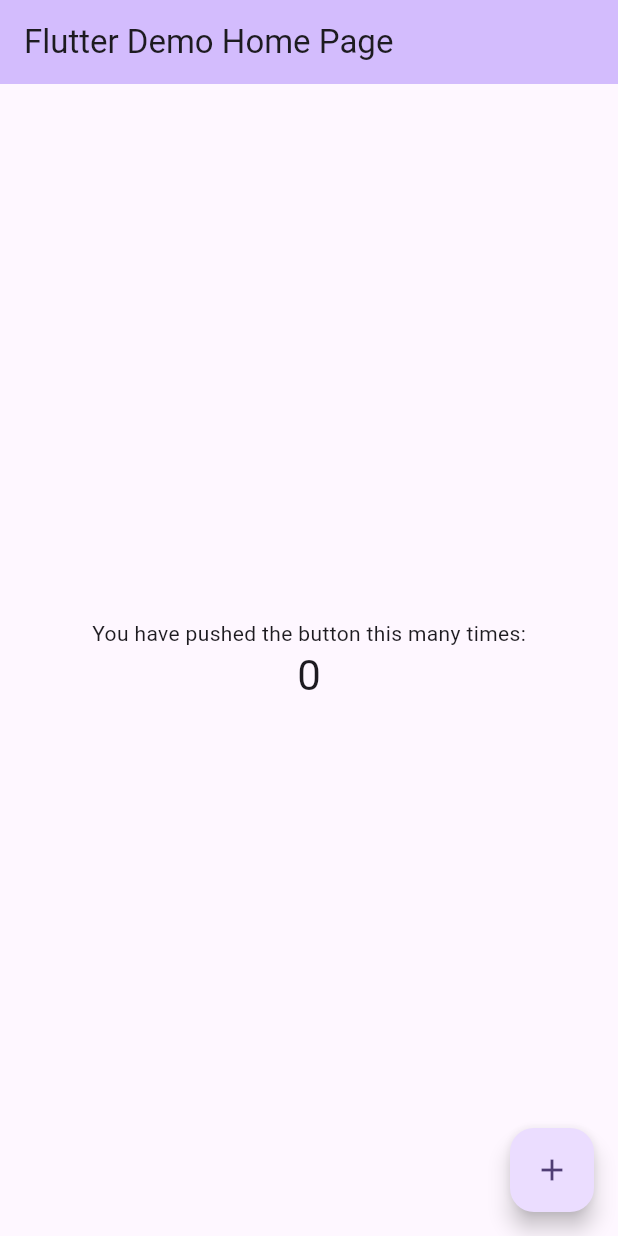
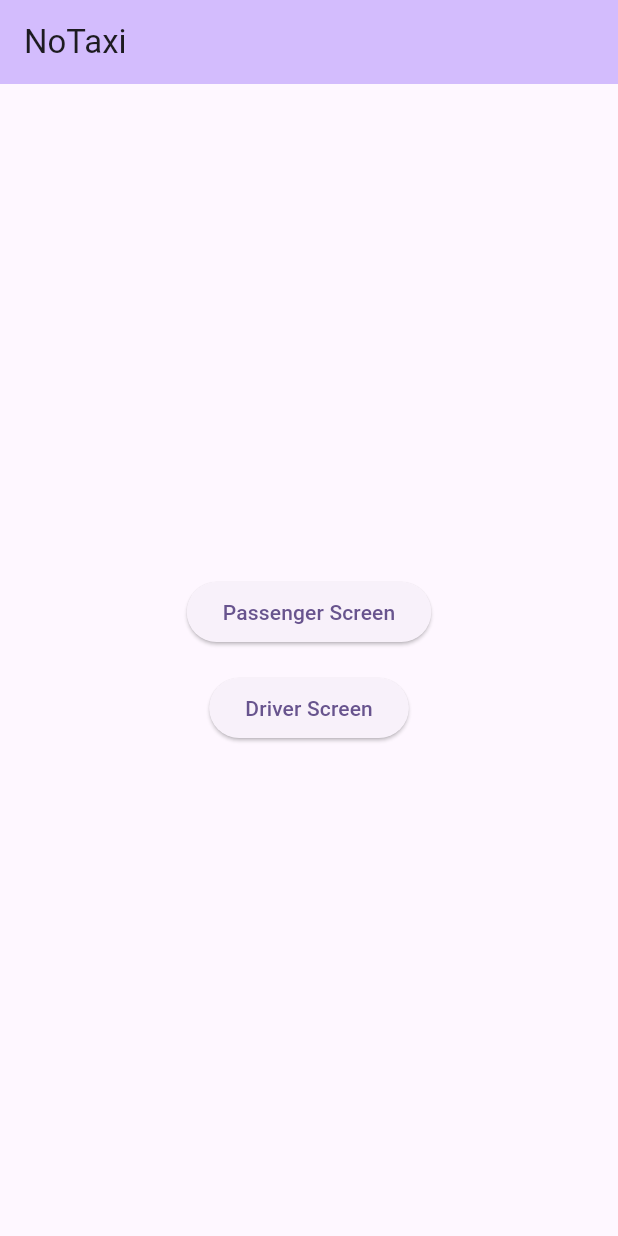
Before and after one commit to TunahanDso/NoTaxi, a Flutter app: the screen it shows after launch, on a phone screen of 412 x 824 dp. Run offline on Flutter 3.47's test engine with Material 3 defaults, Android fonts, the phone set to English and light mode, and no system bars.

Commit message:
Add ride request model and screens

```diff
--- a/mobile/lib/main.dart
+++ b/mobile/lib/main.dart
@@ -1,4 +1,7 @@
 import 'package:flutter/material.dart';
+
+import 'screens/driver_screen.dart';
+import 'screens/passenger_screen.dart';
 
 void main() {
   runApp(const MyApp());
@@ -7,116 +10,58 @@ void main() {
 class MyApp extends StatelessWidget {
   const MyApp({super.key});
 
-  // This widget is the root of your application.
   @override
   Widget build(BuildContext context) {
     return MaterialApp(
-      title: 'Flutter Demo',
+      title: 'NoTaxi',
       theme: ThemeData(
-        // This is the theme of your application.
-        //
-        // TRY THIS: Try running your application with "flutter run". You'll see
-        // the application has a purple toolbar. Then, without quitting the app,
-        // try changing the seedColor in the colorScheme below to Colors.green
-        // and then invoke "hot reload" (save your changes or press the "hot
-        // reload" button in a Flutter-supported IDE, or press "r" if you used
-        // the command line to start the app).
-        //
-        // Notice that the counter didn't reset back to zero; the application
-        // state is not lost during the reload. To reset the state, use hot
-        // restart instead.
-        //
-        // This works for code too, not just values: Most code changes can be
-        // tested with just a hot reload.
         colorScheme: ColorScheme.fromSeed(seedColor: Colors.deepPurple),
       ),
-      home: const MyHomePage(title: 'Flutter Demo Home Page'),
+      home: const MyHomePage(title: 'NoTaxi'),
     );
   }
 }
 
-class MyHomePage extends StatefulWidget {
+class MyHomePage extends StatelessWidget {
   const MyHomePage({super.key, required this.title});
-
-  // This widget is the home page of your application. It is stateful, meaning
-  // that it has a State object (defined below) that contains fields that affect
-  // how it looks.
-
-  // This class is the configuration for the state. It holds the values (in this
-  // case the title) provided by the parent (in this case the App widget) and
-  // used by the build method of the State. Fields in a Widget subclass are
-  // always marked "final".
 
   final String title;
 
-  @override
-  State<MyHomePage> createState() => _MyHomePageState();
-}
+  void _openPassenger(BuildContext context) {
+    Navigator.of(context).push(
+      MaterialPageRoute(builder: (_) => const PassengerScreen()),
+    );
+  }
 
-class _MyHomePageState extends State<MyHomePage> {
-  int _counter = 0;
-
-  void _incrementCounter() {
-    setState(() {
-      // This call to setState tells the Flutter framework that something has
-      // changed in this State, which causes it to rerun the build method below
-      // so that the display can reflect the updated values. If we changed
-      // _counter without calling setState(), then the build method would not be
-      // called again, and so nothing would appear to happen.
-      _counter++;
-    });
+  void _openDriver(BuildContext context) {
+    Navigator.of(context).push(
+      MaterialPageRoute(builder: (_) => const DriverScreen()),
+    );
   }
 
   @override
   Widget build(BuildContext context) {
-    // This method is rerun every time setState is called, for instance as done
-    // by the _incrementCounter method above.
-    //
-    // The Flutter framework has been optimized to make rerunning build methods
-    // fast, so that you can just rebuild anything that needs updating rather
-    // than having to individually change instances of widgets.
     return Scaffold(
       appBar: AppBar(
-        // TRY THIS: Try changing the color here to a specific color (to
-        // Colors.amber, perhaps?) and trigger a hot reload to see the AppBar
-        // change color while the other colors stay the same.
         backgroundColor: Theme.of(context).colorScheme.inversePrimary,
-        // Here we take the value from the MyHomePage object that was created by
-        // the App.build method, and use it to set our appbar title.
-        title: Text(widget.title),
+        title: Text(title),
       ),
       body: Center(
-        // Center is a layout widget. It takes a single child and positions it
-        // in the middle of the parent.
         child: Column(
-          // Column is also a layout widget. It takes a list of children and
-          // arranges them vertically. By default, it sizes itself to fit its
-          // children horizontally, and tries to be as tall as its parent.
-          //
-          // Column has various properties to control how it sizes itself and
-          // how it positions its children. Here we use mainAxisAlignment to
-          // center the children vertically; the main axis here is the vertical
-          // axis because Columns are vertical (the cross axis would be
-          // horizontal).
-          //
-          // TRY THIS: Invoke "debug painting" (choose the "Toggle Debug Paint"
-          // action in the IDE, or press "p" in the console), to see the
-          // wireframe for each widget.
           mainAxisAlignment: MainAxisAlignment.center,
-          children: <Widget>[
-            const Text('You have pushed the button this many times:'),
-            Text(
-              '$_counter',
-              style: Theme.of(context).textTheme.headlineMedium,
+          children: [
+            ElevatedButton(
+              onPressed: () => _openPassenger(context),
+              child: const Text('Passenger Screen'),
+            ),
+            const SizedBox(height: 16),
+            ElevatedButton(
+              onPressed: () => _openDriver(context),
+              child: const Text('Driver Screen'),
             ),
           ],
         ),
       ),
-      floatingActionButton: FloatingActionButton(
-        onPressed: _incrementCounter,
-        tooltip: 'Increment',
-        child: const Icon(Icons.add),
-      ), // This trailing comma makes auto-formatting nicer for build methods.
     );
   }
 }
```
Also changed, not shown: mobile/lib/models/ride_request.dart (added, +24 -0 lines), mobile/lib/screens/driver_screen.dart (added, +97 -0 lines), mobile/lib/screens/passenger_screen.dart (added, +97 -0 lines).
